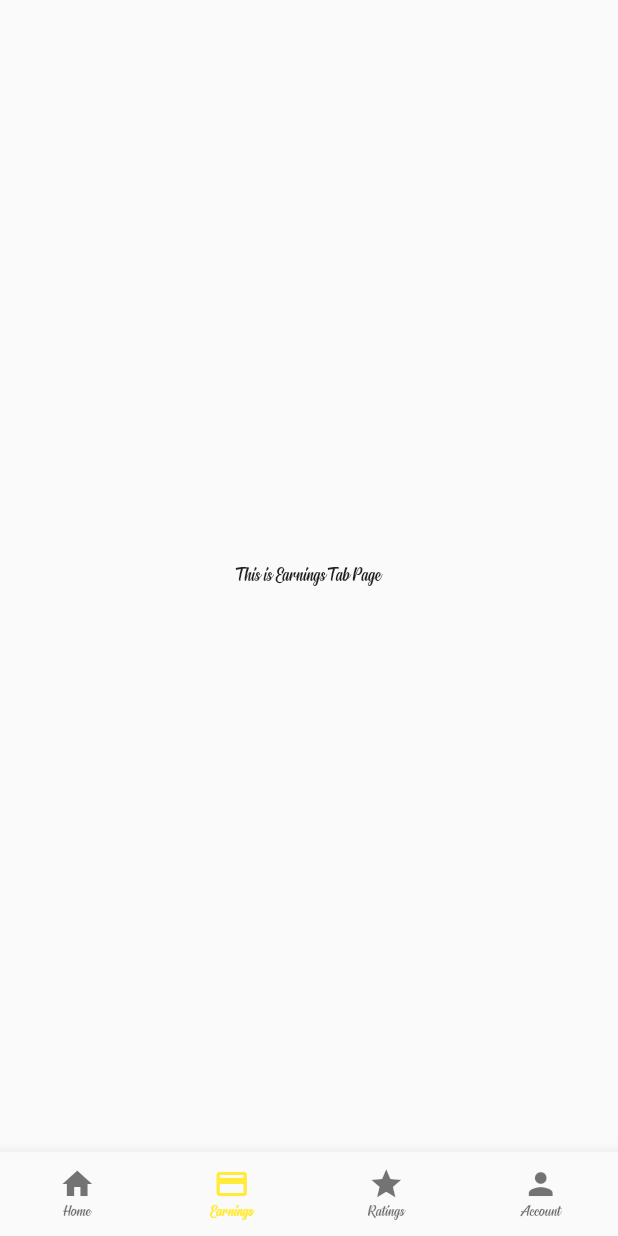
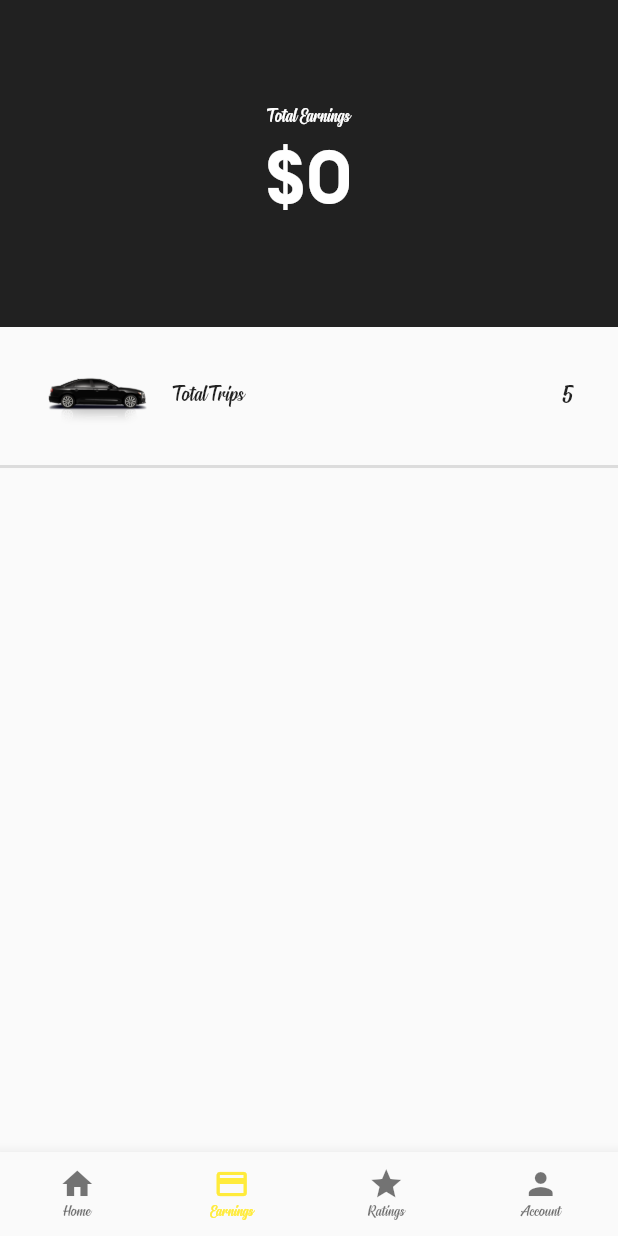
Before and after one commit to jhunderdog/rber_d, a Flutter app: the MainScreen screen opened by its route, item 2 of the bottom bar chosen, on a phone screen of 412 x 824 dp. Run offline on Flutter 3.47's test engine with Material 2 defaults, Android fonts, the phone set to English and light mode, and no system bars; our stand-ins replace assets_audio_player, firebase_auth, firebase_core, firebase_database, firebase_messaging, fluttertoast and 3 more; missing offline and left inert: flutter_geofire, flutter_polyline_points, maps_toolkit; accounts and stored records are empty.

Commit message:
earningsTabPage

```diff
--- a/lib/tabPages/earningsTabPage.dart
+++ b/lib/tabPages/earningsTabPage.dart
@@ -1,10 +1,72 @@
+import 'package:drivers_app/DataHandler/appData.dart';
 import 'package:flutter/material.dart';
+import 'package:provider/provider.dart';
 
 class EarningsTabPage extends StatelessWidget {
   @override
   Widget build(BuildContext context) {
-    return Center(
-      child: Text("This is Earnings Tab Page"),
+    return Column(
+      children: [
+        Container(
+          color: Colors.black87,
+          width: double.infinity,
+          child: Padding(
+            padding: EdgeInsets.symmetric(vertical: 70),
+            child: Column(
+              children: [
+                Text(
+                  'Total Earnings',
+                  style: TextStyle(color: Colors.white),
+                ),
+                Text(
+                  "\$${Provider.of<AppData>(context, listen: false).earnings}",
+                  style: TextStyle(
+                      color: Colors.white,
+                      fontSize: 50,
+                      fontFamily: "Brand Bold"),
+                ),
+              ],
+            ),
+          ),
+        ),
+        FlatButton(
+          padding: EdgeInsets.all(0),
+          onPressed: () {
+            print("go to history page");
+          },
+          child: Padding(
+            padding: EdgeInsets.symmetric(horizontal: 30, vertical: 18),
+            child: Row(children: [
+              Image.asset(
+                'images/uberx.png',
+                width: 70,
+              ),
+              SizedBox(
+                width: 16,
+              ),
+              Text(
+                "Total Trips",
+                style: TextStyle(
+                  fontSize: 16,
+                ),
+              ),
+              Expanded(
+                child: Container(
+                  child: Text(
+                    "5",
+                    textAlign: TextAlign.end,
+                    style: TextStyle(fontSize: 18),
+                  ),
+                ),
+              )
+            ]),
+          ),
+        ),
+        Divider(
+          height: 2.0,
+          thickness: 2.0,
+        ),
+      ],
     );
   }
 }
--- a/lib/tabPages/homeTabPage.dart
+++ b/lib/tabPages/homeTabPage.dart
@@ -1,6 +1,7 @@
 import 'dart:async';
 
 import 'package:drivers_app/AllScreens/registerationScreen.dart';
+import 'package:drivers_app/Assistants/assistantMethods.dart';
 import 'package:drivers_app/Models/drivers.dart';
 import 'package:drivers_app/Notifications/pushNotificationService.dart';
 import 'package:drivers_app/configMaps.dart';
@@ -62,6 +63,7 @@ class _HomeTabPageState extends State<HomeTabPage> {
     PushNotificationService pushNotificationService = PushNotificationService();
     pushNotificationService.initialize(context);
     pushNotificationService.getToken();
+    AssistantMethods.retrieveHistoryInfo(context);
   }
 
   @override
--- a/pubspec.yaml
+++ b/pubspec.yaml
@@ -75,6 +75,7 @@ flutter:
      - images/redmarker.png
      - images/taxi.png
      - images/user_icon.png
+     - images/uberx.png
      - sounds/alert.mp3
 
   # An image asset can refer to one or more resolution-specific "variants", see
```
Also changed, not shown: lib/Assistants/assistantMethods.dart (+14 -0 lines), lib/DataHandler/appData.dart (+3 -9 lines), images/uberx.png (added).
